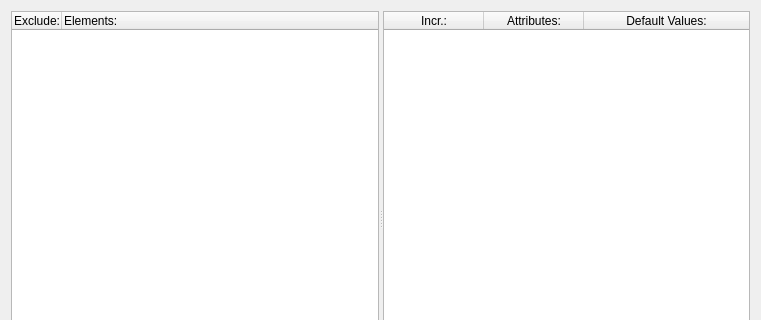
This is GCXMLGenerator/forms/gcsnippetsform.ui in goblincoding/xmlmill as Qt 5 draws it before an edit; both pictures show x 0 to 761 and y 0 to 320 of the 761 by 463 pixel window. The edited form follows.
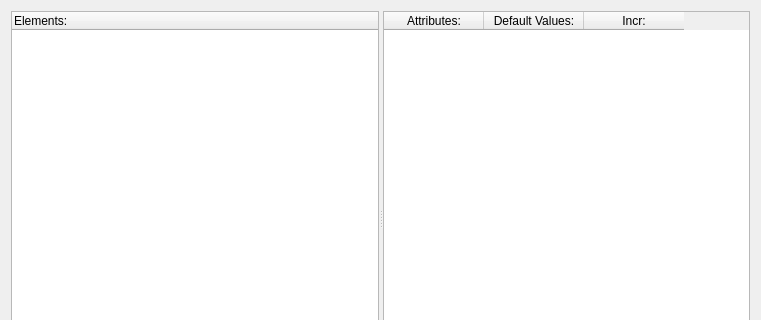
This is the edited form. Icons and pictures are not drawn.

Diff of the .ui file:
```diff
--- a/GCXMLGenerator/forms/gcsnippetsform.ui
+++ b/GCXMLGenerator/forms/gcsnippetsform.ui
@@ -57,7 +57,7 @@
        <bool>true</bool>
       </property>
       <property name="columnCount">
-       <number>2</number>
+       <number>1</number>
       </property>
       <attribute name="headerCascadingSectionResizes">
        <bool>true</bool>
@@ -65,11 +65,6 @@
       <attribute name="headerDefaultSectionSize">
        <number>50</number>
       </attribute>
-      <column>
-       <property name="text">
-        <string>Exclude:</string>
-       </property>
-      </column>
       <column>
        <property name="text">
         <string>Elements:</string>
@@ -86,17 +81,15 @@
       <attribute name="horizontalHeaderCascadingSectionResizes">
        <bool>true</bool>
       </attribute>
+      <attribute name="horizontalHeaderMinimumSectionSize">
+       <number>27</number>
+      </attribute>
       <attribute name="horizontalHeaderStretchLastSection">
-       <bool>true</bool>
+       <bool>false</bool>
       </attribute>
       <attribute name="verticalHeaderVisible">
        <bool>false</bool>
       </attribute>
-      <column>
-       <property name="text">
-        <string>Incr.:</string>
-       </property>
-      </column>
       <column>
        <property name="text">
         <string>Attributes:</string>
@@ -107,6 +100,11 @@
         <string>Default Values:</string>
        </property>
       </column>
+      <column>
+       <property name="text">
+        <string>Incr:</string>
+       </property>
+      </column>
      </widget>
     </widget>
    </item>
```
